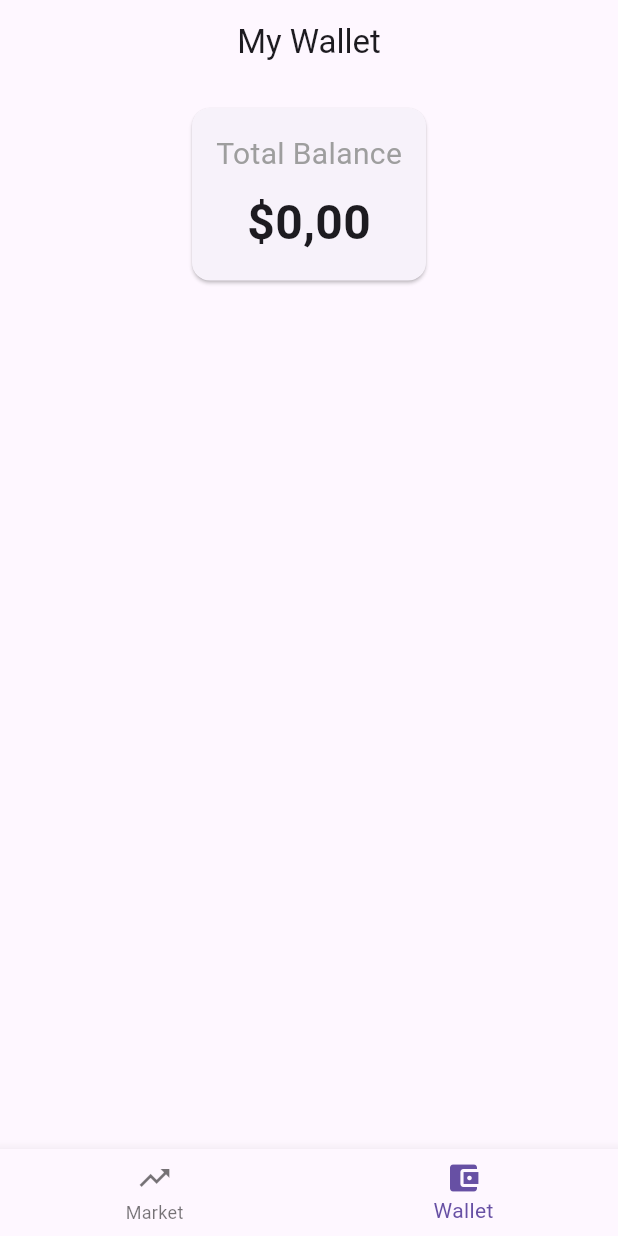
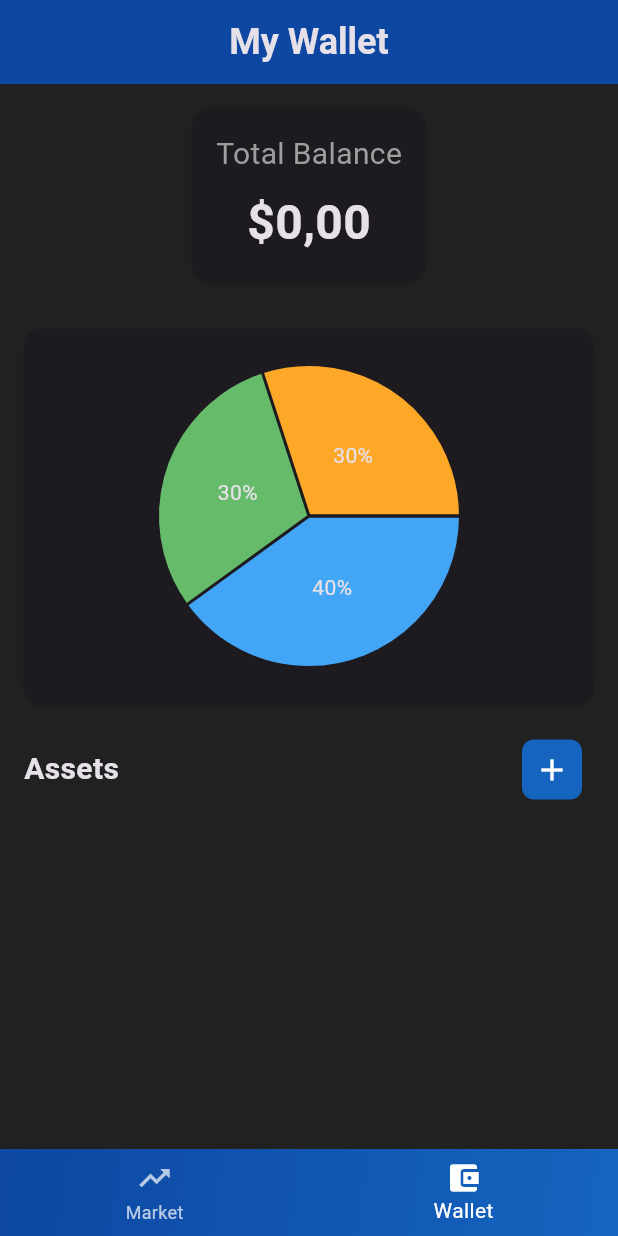
Before and after one commit to mdenizozkahraman/se380_richyrich, a Flutter app: the screen it shows after launch, item 2 of the bottom bar chosen, on a phone screen of 412 x 824 dp. Run offline on Flutter 3.47's test engine with Material 3 defaults, Android fonts, the phone set to English and light mode, and no system bars; drawn by our look-alikes of fl_chart.

Commit message:
Wallet Screen Updated

```diff
--- a/lib/main.dart
+++ b/lib/main.dart
@@ -16,6 +16,8 @@ class MyApp extends StatelessWidget {
       theme: ThemeData(
         primarySwatch: Colors.blue,
         useMaterial3: true,
+        brightness: Brightness.dark,
+        scaffoldBackgroundColor: Colors.grey[900],
       ),
       home: const MainScreen(),
     );
@@ -41,13 +43,28 @@ class _MainScreenState extends State<MainScreen> {
   Widget build(BuildContext context) {
     return Scaffold(
       body: _screens[_selectedIndex],
-      bottomNavigationBar: BottomNavigationBar(
+      bottomNavigationBar: Container(
+        decoration: BoxDecoration(
+          gradient: LinearGradient(
+            begin: Alignment.topLeft,
+            end: Alignment.bottomRight,
+            colors: [
+              Colors.blue[900]!,
+              Colors.blue[800]!,
+            ],
+          ),
+        ),
+        child: BottomNavigationBar(
         currentIndex: _selectedIndex,
         onTap: (index) {
           setState(() {
             _selectedIndex = index;
           });
-        },
+    },
+        backgroundColor: Colors.transparent,
+        elevation: 0,
+        selectedItemColor: Colors.white,
+        unselectedItemColor: Colors.white70,
         items: const [
           BottomNavigationBarItem(
             icon: Icon(Icons.trending_up),
@@ -59,6 +76,7 @@ class _MainScreenState extends State<MainScreen> {
           ),
         ],
       ),
+    ),
     );
   }
 }
--- a/lib/screens/market.dart
+++ b/lib/screens/market.dart
@@ -7,8 +7,28 @@ class MarketScreen extends StatelessWidget {
   Widget build(BuildContext context) {
     return Scaffold(
       appBar: AppBar(
-        title: Text('Market'),
+        title: const Text(
+          'Market',
+          style: TextStyle(
+            fontSize: 24,
+            fontWeight: FontWeight.bold,
+          ),
+        ),
         centerTitle: true,
+        elevation: 0,
+        backgroundColor: Colors.transparent,
+        flexibleSpace: Container(
+          decoration: BoxDecoration(
+            gradient: LinearGradient(
+              begin: Alignment.topLeft,
+              end: Alignment.bottomRight,
+              colors: [
+                Colors.blue[900]!,
+                Colors.blue[800]!,
+              ],
+            ),
+          ),
+        ),
       ),
       body: const Center(
         child: Text('Market Screen'),
--- a/lib/screens/wallet.dart
+++ b/lib/screens/wallet.dart
@@ -1,50 +1,117 @@
 import 'package:flutter/material.dart';
+import 'package:fl_chart/fl_chart.dart';
 
 class WalletScreen extends StatefulWidget {
-
   const WalletScreen({super.key});
 
   @override
   State<StatefulWidget> createState() => _WalletScreenState();
-
 }
 
 class _WalletScreenState extends State<WalletScreen> {
-
   @override
   Widget build(BuildContext context) {
     return Scaffold(
       appBar: AppBar(
-        title: const Text("My Wallet"),
+        title: const Text(
+          "My Wallet",
+          style: TextStyle(fontSize: 24, fontWeight: FontWeight.bold),
+        ),
         centerTitle: true,
+        elevation: 0,
+        backgroundColor: Colors.transparent,
+        flexibleSpace: Container(
+          decoration: BoxDecoration(
+            gradient: LinearGradient(
+              begin: Alignment.topLeft,
+              end: Alignment.bottomRight,
+              colors: [Colors.blue[900]!, Colors.blue[900]!],
+            ),
+          ),
+        ),
       ),
       body: Column(
         children: [
           Card(
             margin: const EdgeInsets.all(16),
-            child: Padding(padding: const EdgeInsets.all(16),
+            child: Padding(
+              padding: const EdgeInsets.all(16),
               child: Column(
                 children: [
                   const Text(
                     "Total Balance",
-                  style: TextStyle(
-                    fontSize: 20,
-                    color: Colors.grey,
-                  ),
+                    style: TextStyle(fontSize: 20, color: Colors.grey),
                   ),
                   const SizedBox(height: 8),
                   const Text(
                     '\$0,00',
-                    style: TextStyle(
-                      fontSize: 32,
-                      fontWeight: FontWeight.bold,
-                    ),
-                  )
+                    style: TextStyle(fontSize: 32, fontWeight: FontWeight.bold),
+                  ),
                 ],
               ),
             ),
+          ),
+          Card(
+            margin: const EdgeInsets.all(16),
+            child: SizedBox(
+              height: 250,
+              child: Padding(
+                padding: const EdgeInsets.all(16),
+                child: PieChart(
+                  PieChartData(
+                    sections: [
+                      PieChartSectionData(
+                        value: 40,
+                        title: '40%',
+                        color: Colors.blue[400],
+                        radius: 100,
+                      ),
+                      PieChartSectionData(
+                        value: 30,
+                        title: '30%',
+                        color: Colors.green[400],
+                        radius: 100,
+                      ),
+                      PieChartSectionData(
+                        value: 30,
+                        title: '30%',
+                        color: Colors.orange[400],
+                        radius: 100,
+                      ),
+                    ],
+                    sectionsSpace: 2,
+                    centerSpaceRadius: 0,
+                  ),
+                ),
+              ),
+            ),
+          ),
+          Padding(
+            padding: const EdgeInsets.symmetric(horizontal: 16.0),
+            child: Row(
+              mainAxisAlignment: MainAxisAlignment.spaceBetween,
+              children: [
+                const Text(
+                  'Assets',
+                  style: TextStyle(fontSize: 20, fontWeight: FontWeight.bold),
+                ),
+                IconButton(
+                  onPressed: () {
+                    // Will open dialog for adding new asset
+                  },
+                  icon: Container(
+                    padding: const EdgeInsets.all(8),
+                    decoration: BoxDecoration(
+                      color: Colors.blue[800],
+                      borderRadius: BorderRadius.circular(8),
+                    ),
+                    child: const Icon(Icons.add, color: Colors.white),
+                  ),
+                ),
+              ],
+            ),
+          ),
 
-          ),
           Expanded(
             child: ListView.builder(
               itemCount: 0, // Empty for now
--- a/pubspec.yaml
+++ b/pubspec.yaml
@@ -28,6 +28,7 @@ environment:
 # the latest version available on pub.dev. To see which dependencies have newer
 # versions available, run `flutter pub outdated`.
 dependencies:
+  fl_chart: ^0.66.2
   flutter:
     sdk: flutter
 
```
Also changed, not shown: pubspec.lock.
